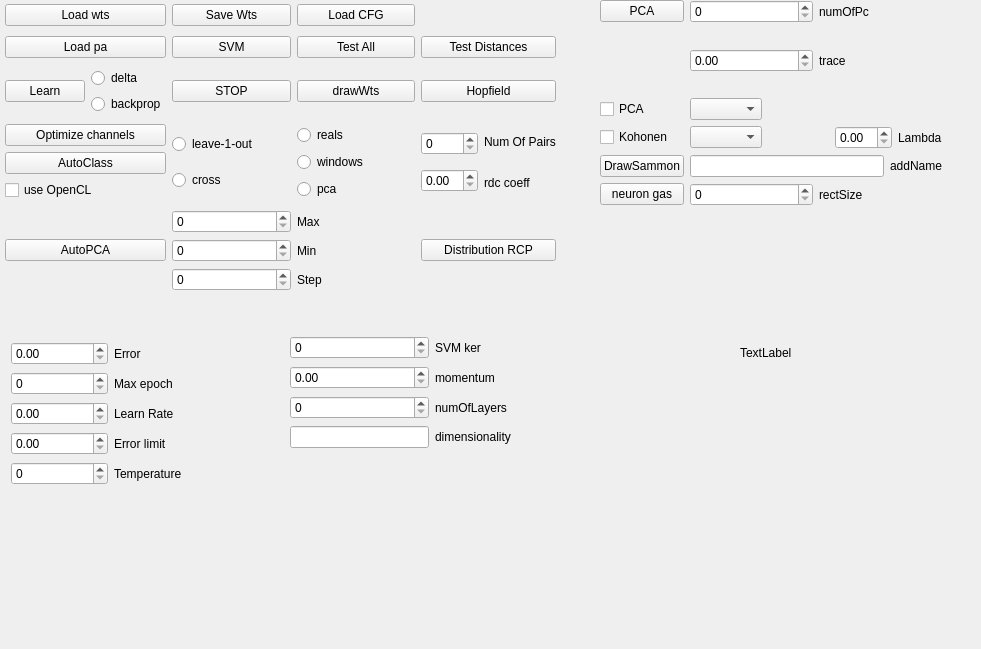
This is net.ui in ArtfulVampire/SecondGUIrepo as Qt 5 draws it before an edit. The edited form follows.
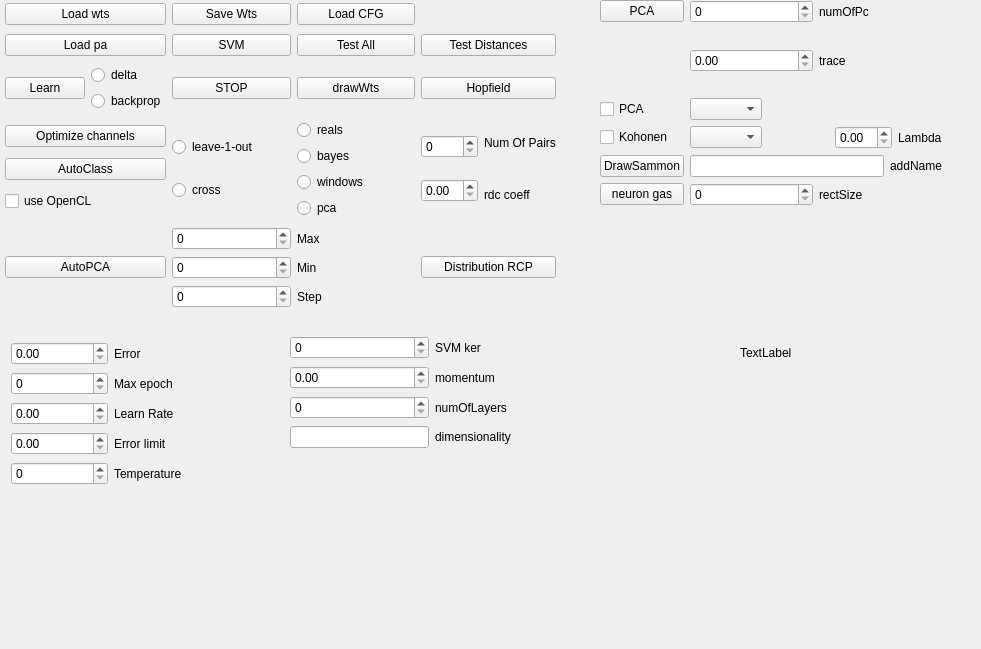
This is the edited form.

What changed in the file:
```diff
--- a/net.ui
+++ b/net.ui
@@ -19,7 +19,7 @@
      <x>5</x>
      <y>0</y>
      <width>551</width>
-     <height>300</height>
+     <height>314</height>
     </rect>
    </property>
    <layout class="QGridLayout" name="gridLayout_2">
@@ -176,6 +176,13 @@
         </property>
        </widget>
       </item>
+      <item>
+       <widget class="QRadioButton" name="bayesRadioButton">
+        <property name="text">
+         <string>bayes</string>
+        </property>
+       </widget>
+      </item>
       <item>
        <widget class="QRadioButton" name="windowsRadioButton">
         <property name="text">
```
